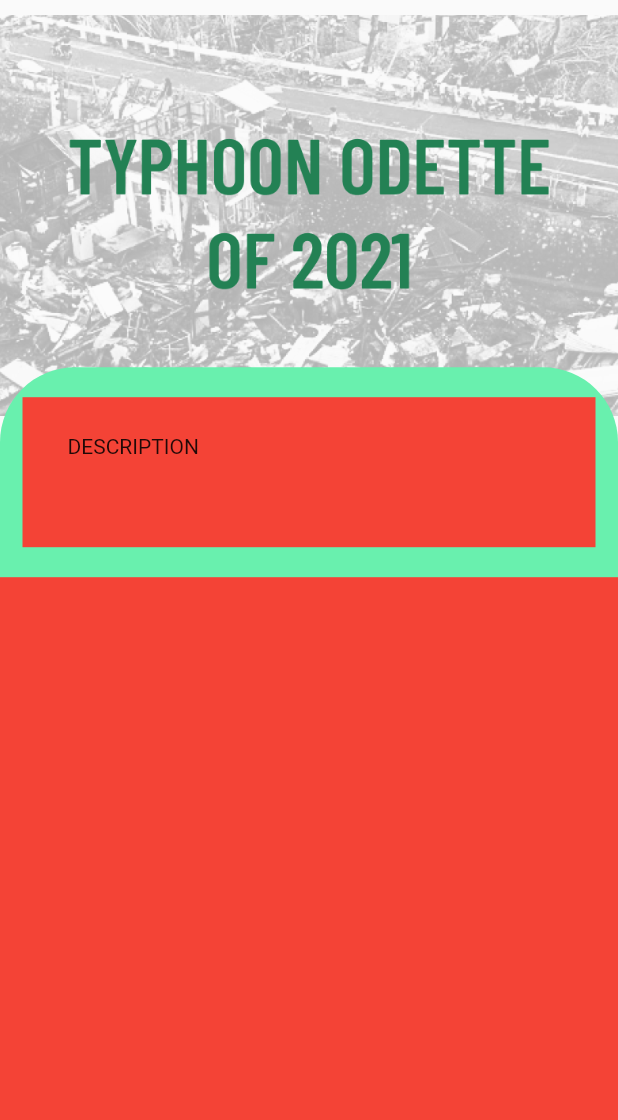
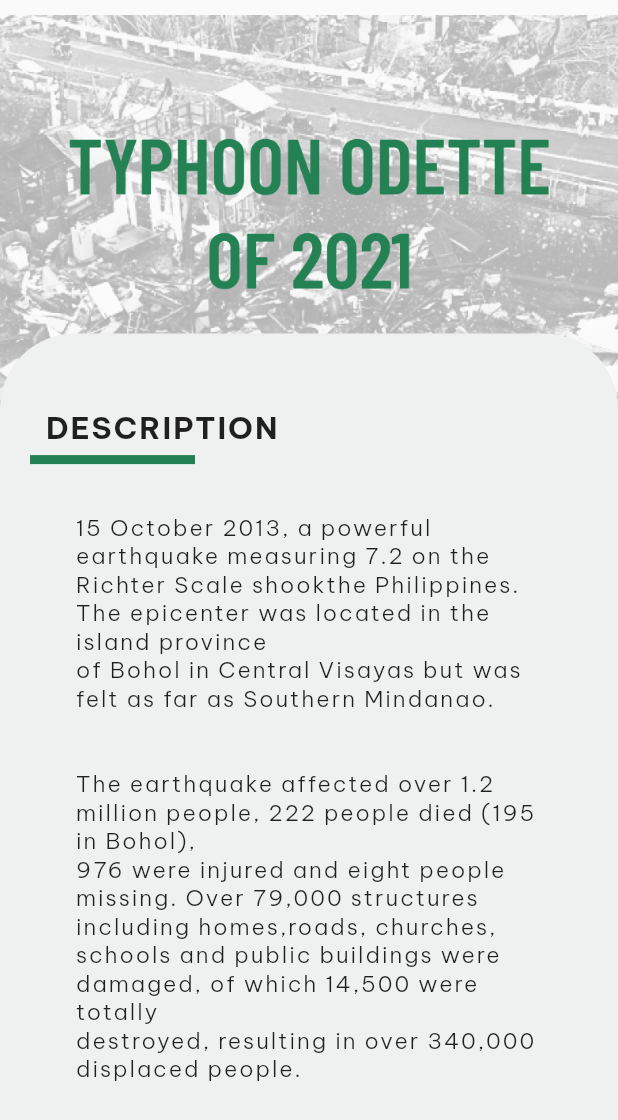
Before and after one commit to Flow012/app-dev, a Flutter app: the HomePage screen opened directly, on a phone screen of 412 x 824 dp. Shown: the top 1120 px of the screen. Run offline on Flutter 3.47's test engine with Material 2 defaults, Android fonts, the phone set to English and light mode, and no system bars.

Commit message:
new screen added

```diff
--- a/lib/main.dart
+++ b/lib/main.dart
@@ -1,7 +1,7 @@
 import 'package:dislearn/theme.dart';
 import 'package:flutter/material.dart';
 import 'screens/MenuScreen.dart';
-import 'theme.dart';
+
 
 void main() {
   runApp(const MyApp());
--- a/lib/screens/4TD.dart
+++ b/lib/screens/4TD.dart
@@ -1,7 +1,7 @@
-
+import 'package:dislearn/color.dart';
+import 'package:dislearn/theme.dart';
 import 'package:flutter/cupertino.dart';
 import 'package:flutter/material.dart';
-import 'package:flutter_screenutil/flutter_screenutil.dart';
 
 void main() {
   runApp(MaterialApp(
@@ -39,7 +39,6 @@ class _HomePageState extends State<HomePage> {
           children: [
             Positioned(
               top: 0,
-
               child: Container(
                 child: Image.asset(
                   "img/T4TD.png",
@@ -48,50 +47,141 @@ class _HomePageState extends State<HomePage> {
                 height: screenHeight * 0.3 + 40,
                 width: screenWidth * 1,
                 padding: const EdgeInsets.symmetric(vertical: 10),
-
               ),
-
             ),
             Positioned(
               bottom: 0,
+              child: SizedBox(
+                child: ConstrainedBox(
+                  constraints: BoxConstraints(
+                    maxWidth: screenWidth,
+                    maxHeight: screenHeight,
+                  ),
+
                   child: Container(
-                  decoration: const BoxDecoration(
-                      borderRadius: BorderRadius.only(topLeft: Radius.circular(50), topRight: Radius.circular(50)),
-                      color: Colors.greenAccent
-                  ),
-                  height: screenHeight * 0.8 - 80,
-                  width: screenWidth * 1,
+                    decoration: BoxDecoration(
+                        borderRadius: const BorderRadius.only(
+                            topLeft: Radius.circular(50),
+                            topRight: Radius.circular(50)),
+                        color: AppTheme.colors.white),
+                    height: screenHeight * 0.9 - 140,
+                    width: screenWidth,
+                    child: Stack(
+                      children: [
 
+                        /*
+
+                        TITLE DESCRITION
+
+                        */
+
+                        Container(
                           child: Column(
-                    mainAxisAlignment: MainAxisAlignment.spaceEvenly,
+                            crossAxisAlignment: CrossAxisAlignment.start,
                             children: [
                               Container(
-                        margin: EdgeInsets.symmetric(horizontal: 15, vertical: 20),
-                        padding: EdgeInsets.symmetric(horizontal: 30, vertical: 25),
-                        height: 100,
-                        width: screenWidth,
-                        color: Colors.red,
-
-                        child: Text(
-                            "DESCRIPTION"
+                                child: const Text(
+                                  "DESCRIPTION",
+                                  style: TextStyle(
+                                    fontSize: 20,
+                                    fontFamily: 'BeVietNamPro-B',
+                                    letterSpacing: 1.3
                                   ),
                                 ),
-                      Expanded(
+
+                                width: 250,
+                                padding: EdgeInsets.only(top: 50, left: 30, bottom: 10),
+                              ),
+
+                              Container(
+                                child: const Divider(
+                                  thickness: 6,
+                                  height: 2,
+                                  color: Color(0xff238054)
+                                ),
+                                width: 110,
+                                margin: EdgeInsets.only(left: 20),
+                              )
+                            ],
+                          ),
+                          width: screenWidth,
+                          height: 100,
+
+                          decoration: const BoxDecoration(
+
+                            borderRadius: BorderRadius.only(
+                                topLeft: Radius.circular(50),
+                                topRight: Radius.circular(50)),
+                          ),
+                        ),
+
+
+
+                      /*
+
+                       //CONTENT SECTION PART
+
+                      */
+
+
+                        Positioned(
+                          bottom: 0,
+                          child: Container(
+                            child: ConstrainedBox(
+                              constraints: BoxConstraints(
+                                maxHeight: screenHeight / 2 + 100,
+                                maxWidth: screenWidth,
+                              ),
+                              child: Stack(
+                                clipBehavior: Clip.hardEdge,
+                                children: [
+                                  Positioned(
+                                    top: 0,
+                                    child: ConstrainedBox(
+                                      constraints: BoxConstraints(
+                                        maxHeight: screenHeight,
+                                        maxWidth: screenWidth,
+                                      ),
                                       child: Container(
 
-                          height: 400,
-                          width: screenWidth,
-                          color: Colors.red,
+                                        child: const Text(
+                                          "15 October 2013, a powerful earthquake measuring 7.2 on the Richter Scale shook"
+                                          "the Philippines. The epicenter was located in the island province\n"
+                                          "of Bohol in Central Visayas but was felt as far as Southern Mindanao.\n"
+                                              "\n"
+                                              "\n"
+                                              "The earthquake affected over 1.2 million people, 222 people died (195 in Bohol),\n"
+                                              "976 were injured and eight people missing. Over 79,000 structures including homes,"
+                                              "roads, churches, schools and public buildings were damaged, of which 14,500 were totally \n"
+                                              "destroyed, resulting in over 340,000 displaced people.",
+                                          style: TextStyle(fontSize: 15, fontFamily: 'BeVietnamPro-L', letterSpacing: 1.3),
+                                        ),
+                                        padding: const EdgeInsets.symmetric(
+                                            horizontal: 50, vertical: 30),
+                                        height: screenHeight,
+
+                                       // color: Colors.green,
+
+                                      ),
                                     ),
                                   ),
                                 ],
                               ),
+                            ),
+
+                          //color: Colors.blue,
 
                           ),
                         ),
                       ],
                     ),
-          height: (screenHeight * 1),
+                  ),
+                ),
+              ),
+            ),
+          ],
+        ),
+        height: screenHeight,
         width: screenWidth,
       ),
     );
```
Lines whose indentation alone changed are shown as unchanged.
